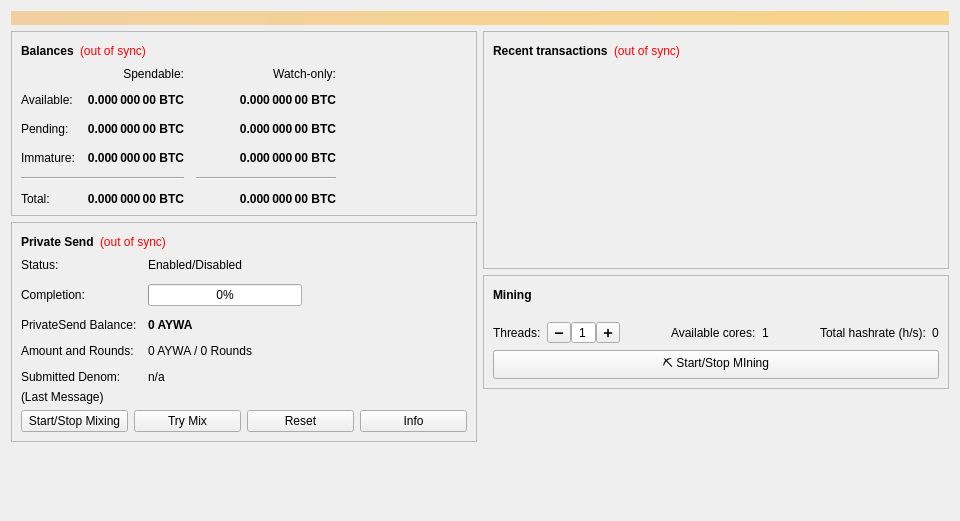
First picture: the form in src/qt/forms/overviewpage.ui, repository GetAywa/AywaCore, before the edit.
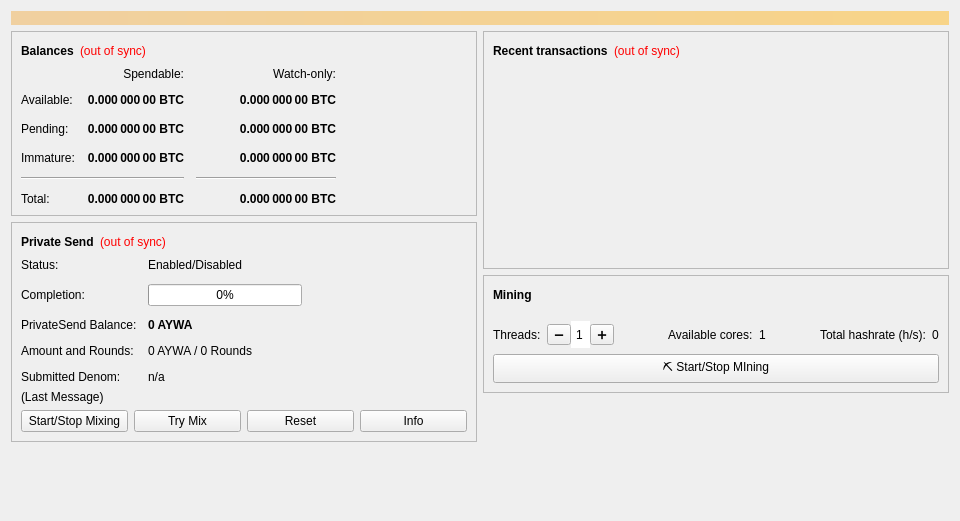
Second picture: the form after the edit.

Commit message: Proposal interface improvements

```diff
--- a/src/qt/forms/overviewpage.ui
+++ b/src/qt/forms/overviewpage.ui
@@ -812,15 +812,36 @@
                 </item>
                 <item>
                  <widget class="QSpinBox" name="spinBoxMiningThreads">
+                  <property name="sizePolicy">
+                   <sizepolicy hsizetype="MinimumExpanding" vsizetype="MinimumExpanding">
+                    <horstretch>0</horstretch>
+                    <verstretch>0</verstretch>
+                   </sizepolicy>
+                  </property>
                   <property name="focusPolicy">
                    <enum>Qt::NoFocus</enum>
                   </property>
+                  <property name="autoFillBackground">
+                   <bool>false</bool>
+                  </property>
+                  <property name="wrapping">
+                   <bool>false</bool>
+                  </property>
+                  <property name="frame">
+                   <bool>false</bool>
+                  </property>
                   <property name="alignment">
                    <set>Qt::AlignCenter</set>
                   </property>
                   <property name="buttonSymbols">
                    <enum>QAbstractSpinBox::NoButtons</enum>
                   </property>
+                  <property name="specialValueText">
+                   <string notr="true"/>
+                  </property>
+                  <property name="keyboardTracking">
+                   <bool>false</bool>
+                  </property>
                   <property name="minimum">
                    <number>1</number>
                   </property>
```
The commit also changes 4 other files.
